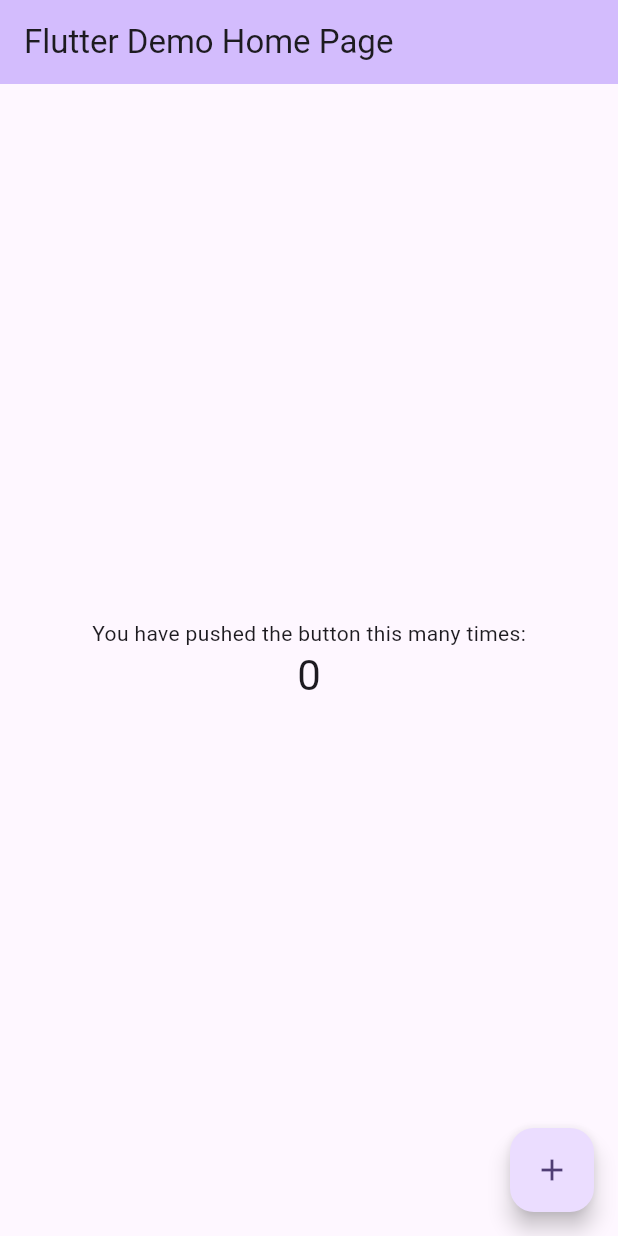
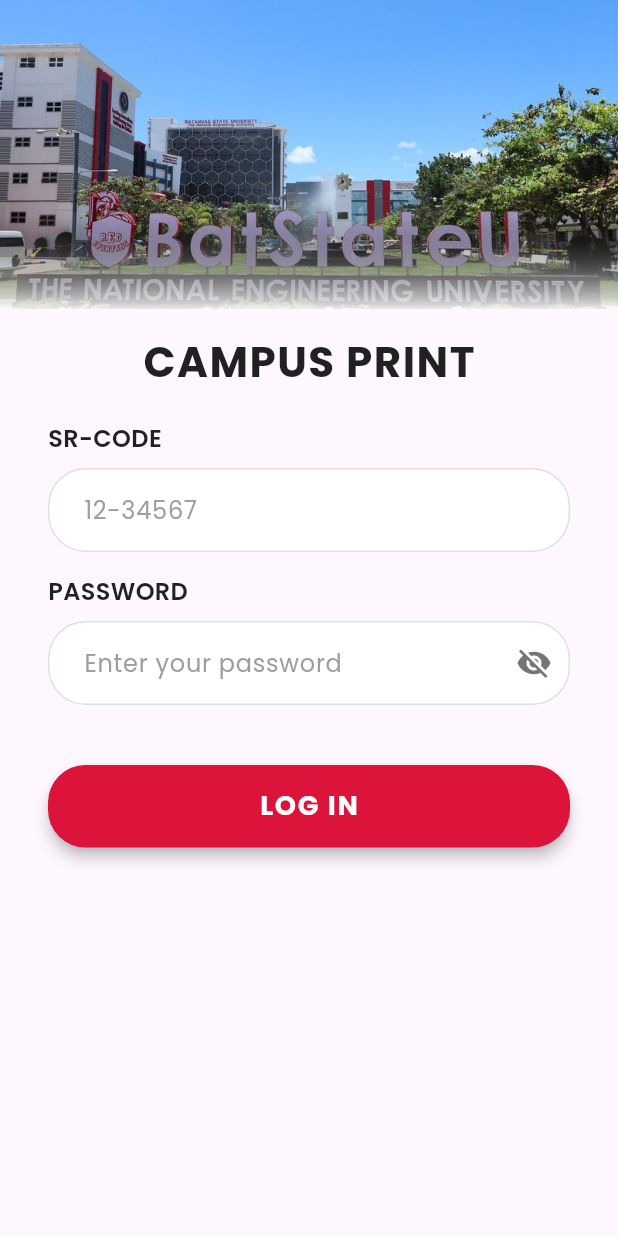
Before and after one commit to llancealog/Final_Project, a Flutter app: the screen it shows after launch, on a phone screen of 412 x 824 dp. Run offline on Flutter 3.47's test engine with Material 3 defaults, Android fonts, the phone set to English and light mode, and no system bars; our stand-ins replace google_fonts.

Commit message:
Login page

```diff
--- /dev/null
+++ b/lib/login.dart
@@ -0,0 +1,280 @@
+import 'package:flutter/material.dart';
+import 'package:flutter/services.dart';
+import 'package:google_fonts/google_fonts.dart';
+import 'printers.dart';
+
+class LoginPage extends StatefulWidget {
+  const LoginPage({super.key});
+
+  @override
+  State<LoginPage> createState() => _LoginPageState();
+}
+
+class _LoginPageState extends State<LoginPage> {
+  final _formKey = GlobalKey<FormState>();
+  final _srCodeController = TextEditingController();
+  final _passwordController = TextEditingController();
+  bool _isPasswordVisible = false;
+
+  void _handleLogin() {
+    if (_formKey.currentState!.validate()) {
+      Navigator.pushReplacement(
+        context,
+        MaterialPageRoute(
+          builder: (context) => PrintersPage(srCode: _srCodeController.text),
+        ),
+      );
+    }
+  }
+
+  @override
+  Widget build(BuildContext context) {
+    return Scaffold(
+      resizeToAvoidBottomInset: false, // Prevent scrolling
+      body: GestureDetector(
+        // Unfocus when tapping outside fields
+        onTap: () {
+          FocusScope.of(context).unfocus();
+        },
+        child: Column(
+          children: [
+            // Hero image at the top
+            SizedBox(
+              height: MediaQuery.of(context).size.height * 0.25,
+              width: double.infinity,
+              child: Stack(
+                children: [
+                  Image.asset(
+                    'assets/login.jpg',
+                    width: double.infinity,
+                    height: double.infinity,
+                    fit: BoxFit.cover,
+                  ),
+                  // Gradient fade overlay
+                  Container(
+                    decoration: BoxDecoration(
+                      gradient: LinearGradient(
+                        begin: Alignment.topCenter,
+                        end: Alignment.bottomCenter,
+                        colors: [
+                          Colors.transparent,
+                          Colors.white.withOpacity(0.9),
+                        ],
+                        stops: const [0.7, 1.0],
+                      ),
+                    ),
+                  ),
+                ],
+              ),
+            ),
+
+            // Form section
+            Expanded(
+              child: Padding(
+                padding: const EdgeInsets.fromLTRB(32, 0, 32, 20),
+                child: Form(
+                  key: _formKey,
+                  child: Column(
+                    children: [
+                      // Title with more space above
+                      const SizedBox(
+                        height: 15,
+                      ), // Added space between image and title
+                      Text(
+                        'CAMPUS PRINT',
+                        style: GoogleFonts.poppins(
+                          fontSize: 28,
+                          fontWeight: FontWeight.bold,
+                          color: Colors.black87,
+                          letterSpacing: 1.0,
+                        ),
+                      ),
+                      const SizedBox(height: 20),
+
+                      // SR-Code Field
+                      _CustomTextField(
+                        label: 'SR-CODE',
+                        controller: _srCodeController,
+                        hintText: '12-34567',
+                        inputFormatters: [
+                          FilteringTextInputFormatter.allow(RegExp(r'[0-9-]')),
+                          LengthLimitingTextInputFormatter(8),
+                          _SRCodeFormatter(),
+                        ],
+                        validator: (value) {
+                          if (value == null || value.isEmpty) {
+                            return 'Please enter your SR-Code';
+                          }
+                          final regex = RegExp(r'^\d{2}-\d{5}$');
+                          if (!regex.hasMatch(value)) {
+                            return 'Format: ##-##### (e.g., 22-01850)';
+                          }
+                          return null;
+                        },
+                      ),
+                      const SizedBox(height: 15),
+
+                      // Password Field
+                      _CustomTextField(
+                        label: 'PASSWORD',
+                        controller: _passwordController,
+                        hintText: 'Enter your password',
+                        obscureText: !_isPasswordVisible,
+                        suffixIcon: IconButton(
+                          icon: Icon(
+                            _isPasswordVisible
+                                ? Icons.visibility
+                                : Icons.visibility_off,
+                            color: Colors.grey.shade600,
+                          ),
+                          onPressed: () => setState(
+                            () => _isPasswordVisible = !_isPasswordVisible,
+                          ),
+                        ),
+                        validator: (value) {
+                          if (value == null || value.isEmpty) {
+                            return 'Please enter your password';
+                          }
+                          if (value.length < 4) {
+                            return 'Password must be at least 4 characters';
+                          }
+                          return null;
+                        },
+                      ),
+
+                      const SizedBox(height: 40),
+
+                      // Login Button
+                      SizedBox(
+                        width: double.infinity,
+                        height: 55,
+                        child: ElevatedButton(
+                          onPressed: _handleLogin,
+                          style: ElevatedButton.styleFrom(
+                            backgroundColor: const Color(0xFFDC143C),
+                            foregroundColor: Colors.white,
+                            shape: RoundedRectangleBorder(
+                              borderRadius: BorderRadius.circular(25),
+                            ),
+                            elevation: 4,
+                          ),
+                          child: Text(
+                            'LOG IN',
+                            style: GoogleFonts.poppins(
+                              fontSize: 18,
+                              fontWeight: FontWeight.bold,
+                              letterSpacing: 1.2,
+                            ),
+                          ),
+                        ),
+                      ),
+                    ],
+                  ),
+                ),
+              ),
+            ),
+          ],
+        ),
+      ),
+    );
+  }
+
+  @override
+  void dispose() {
+    _srCodeController.dispose();
+    _passwordController.dispose();
+    super.dispose();
+  }
+}
+
+// Reusable Custom Text Field Widget
+class _CustomTextField extends StatelessWidget {
+  final String label;
+  final TextEditingController controller;
+  final String hintText;
+  final bool obscureText;
+  final Widget? suffixIcon;
+  final List<TextInputFormatter>? inputFormatters;
+  final String? Function(String?)? validator;
+
+  const _CustomTextField({
+    required this.label,
+    required this.controller,
+    required this.hintText,
+    this.obscureText = false,
+    this.suffixIcon,
+    this.inputFormatters,
+    this.validator,
+  });
+
+  @override
+  Widget build(BuildContext context) {
+    return Column(
+      crossAxisAlignment: CrossAxisAlignment.start,
+      children: [
+        Text(
+          label,
+          style: GoogleFonts.poppins(
+            fontSize: 16,
+            fontWeight: FontWeight.w600,
+            color: Colors.black87,
+          ),
+        ),
+        const SizedBox(height: 8),
+        TextFormField(
+          controller: controller,
+          obscureText: obscureText,
+          inputFormatters: inputFormatters,
+          validator: validator,
+          style: GoogleFonts.poppins(fontSize: 16),
+          decoration: InputDecoration(
+            hintText: hintText,
+            hintStyle: GoogleFonts.poppins(color: Colors.grey.shade500),
+            filled: true,
+            fillColor: Colors.white,
+            border: OutlineInputBorder(
+              borderRadius: BorderRadius.circular(25),
+              borderSide: BorderSide(color: Colors.grey.shade300),
+            ),
+            enabledBorder: OutlineInputBorder(
+              borderRadius: BorderRadius.circular(25),
+              borderSide: BorderSide(color: Colors.grey.shade300),
+            ),
+            focusedBorder: OutlineInputBorder(
+              borderRadius: BorderRadius.circular(25),
+              borderSide: const BorderSide(color: Color(0xFFDC143C), width: 2),
+            ),
+            contentPadding: const EdgeInsets.symmetric(
+              horizontal: 20,
+              vertical: 16,
+            ),
+            suffixIcon: suffixIcon,
+            errorStyle: GoogleFonts.poppins(
+              color: const Color(0xFFDC143C),
+              fontSize: 14,
+              fontWeight: FontWeight.w500,
+            ),
+          ),
+        ),
+      ],
+    );
+  }
+}
+
+// Simplified SR-Code Formatter
+class _SRCodeFormatter extends TextInputFormatter {
+  @override
+  TextEditingValue formatEditUpdate(
+    TextEditingValue oldValue,
+    TextEditingValue newValue,
+  ) {
+    final text = newValue.text;
+    if (text.length == 3 && !text.contains('-')) {
+      return TextEditingValue(
+        text: '${text.substring(0, 2)}-${text.substring(2)}',
+        selection: TextSelection.collapsed(offset: 4),
+      );
+    }
+    return newValue;
+  }
+}
--- a/lib/main.dart
+++ b/lib/main.dart
@@ -1,122 +1,27 @@
 import 'package:flutter/material.dart';
+import 'package:google_fonts/google_fonts.dart';
+import 'login.dart';
 
 void main() {
-  runApp(const MyApp());
+  runApp(const CampusPrintingApp());
 }
 
-class MyApp extends StatelessWidget {
-  const MyApp({super.key});
+class CampusPrintingApp extends StatelessWidget {
+  const CampusPrintingApp({super.key});
 
-  // This widget is the root of your application. AAAAAAAAAAA
   @override
   Widget build(BuildContext context) {
     return MaterialApp(
-      title: 'Flutter Demo',
+      title: 'Campus Printing System',
       theme: ThemeData(
-        // This is the theme of your application.
-        //
-        // TRY THIS: Try running your application with "flutter run". You'll see
-        // the application has a purple toolbar. Then, without quitting the app,
-        // try changing the seedColor in the colorScheme below to Colors.green
-        // and then invoke "hot reload" (save your changes or press the "hot
-        // reload" button in a Flutter-supported IDE, or press "r" if you used
-        // the command line to start the app).
-        //
-        // Notice that the counter didn't reset back to zero; the application
-        // state is not lost during the reload. To reset the state, use hot
-        // restart instead.
-        //
-        // This works for code too, not just values: Most code changes can be
-        // tested with just a hot reload.
-        colorScheme: ColorScheme.fromSeed(seedColor: Colors.deepPurple),
+        primarySwatch: Colors.blue,
+        visualDensity: VisualDensity.adaptivePlatformDensity,
+        textTheme: GoogleFonts.poppinsTextTheme(
+          Theme.of(context).textTheme,
+        ),
       ),
-      home: const MyHomePage(title: 'Flutter Demo Home Page'),
+      home: const LoginPage(),
+      debugShowCheckedModeBanner: false,
     );
   }
 }
-
-class MyHomePage extends StatefulWidget {
-  const MyHomePage({super.key, required this.title});
-
-  // This widget is the home page of your application. It is stateful, meaning
-  // that it has a State object (defined below) that contains fields that affect
-  // how it looks.
-
-  // This class is the configuration for the state. It holds the values (in this
-  // case the title) provided by the parent (in this case the App widget) and
-  // used by the build method of the State. Fields in a Widget subclass are
-  // always marked "final".
-
-  final String title;
-
-  @override
-  State<MyHomePage> createState() => _MyHomePageState();
-}
-
-class _MyHomePageState extends State<MyHomePage> {
-  int _counter = 0;
-
-  void _incrementCounter() {
-    setState(() {
-      // This call to setState tells the Flutter framework that something has
-      // changed in this State, which causes it to rerun the build method below
-      // so that the display can reflect the updated values. If we changed
-      // _counter without calling setState(), then the build method would not be
-      // called again, and so nothing would appear to happen.
-      _counter++;
-    });
-  }
-
-  @override
-  Widget build(BuildContext context) {
-    // This method is rerun every time setState is called, for instance as done
-    // by the _incrementCounter method above.
-    //
-    // The Flutter framework has been optimized to make rerunning build methods
-    // fast, so that you can just rebuild anything that needs updating rather
-    // than having to individually change instances of widgets.
-    return Scaffold(
-      appBar: AppBar(
-        // TRY THIS: Try changing the color here to a specific color (to
-        // Colors.amber, perhaps?) and trigger a hot reload to see the AppBar
-        // change color while the other colors stay the same.
-        backgroundColor: Theme.of(context).colorScheme.inversePrimary,
-        // Here we take the value from the MyHomePage object that was created by
-        // the App.build method, and use it to set our appbar title.
-        title: Text(widget.title),
-      ),
-      body: Center(
-        // Center is a layout widget. It takes a single child and positions it
-        // in the middle of the parent.
-        child: Column(
-          // Column is also a layout widget. It takes a list of children and
-          // arranges them vertically. By default, it sizes itself to fit its
-          // children horizontally, and tries to be as tall as its parent.
-          //
-          // Column has various properties to control how it sizes itself and
-          // how it positions its children. Here we use mainAxisAlignment to
-          // center the children vertically; the main axis here is the vertical
-          // axis because Columns are vertical (the cross axis would be
-          // horizontal).
-          //
-          // TRY THIS: Invoke "debug painting" (choose the "Toggle Debug Paint"
-          // action in the IDE, or press "p" in the console), to see the
-          // wireframe for each widget.
-          mainAxisAlignment: MainAxisAlignment.center,
-          children: <Widget>[
-            const Text('You have pushed the button this many times:'),
-            Text(
-              '$_counter',
-              style: Theme.of(context).textTheme.headlineMedium,
-            ),
-          ],
-        ),
-      ),
-      floatingActionButton: FloatingActionButton(
-        onPressed: _incrementCounter,
-        tooltip: 'Increment',
-        child: const Icon(Icons.add),
-      ), // This trailing comma makes auto-formatting nicer for build methods.
-    );
-  }
-}
```
Also changed, not shown: lib/printers.dart (added, +79 -0 lines), pubspec.yaml (+4 -3 lines), assets/login.jpg (added), assets/logo.png (added), lib/login.jpg (added), pubspec.lock, 2 other files.
